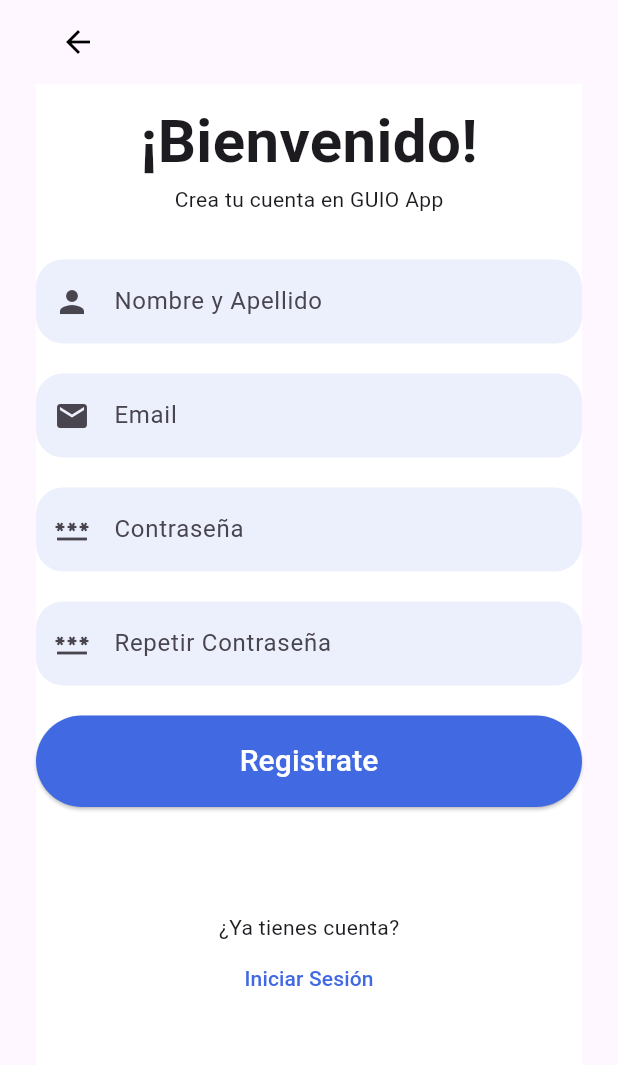
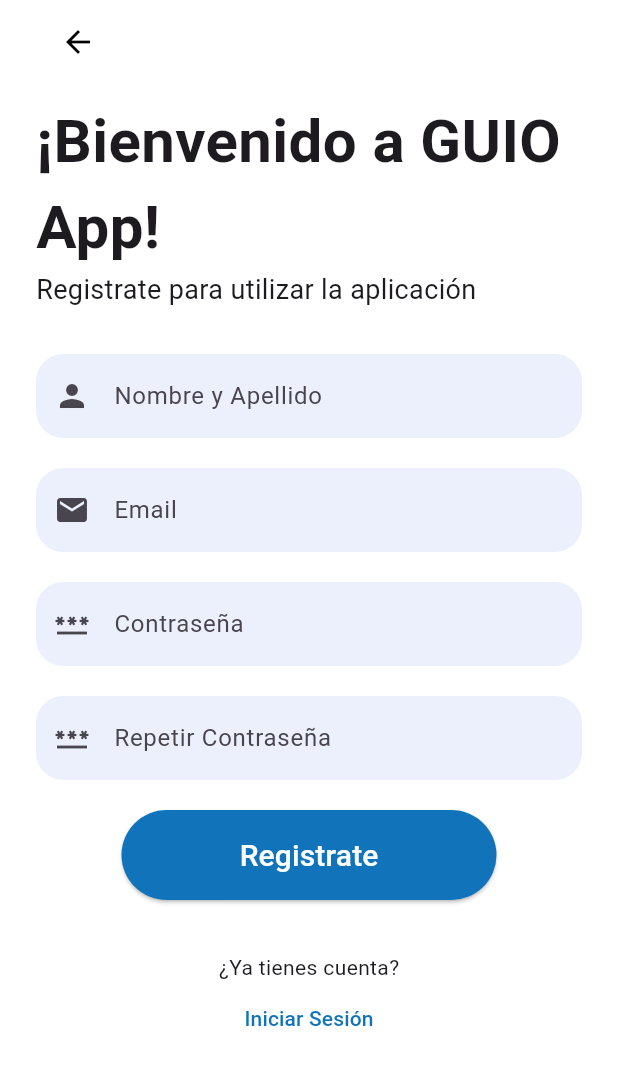
Before and after one commit to mmattico/Guio, a Flutter app: the screen it shows after launch, after a tap on "Registrate", on a phone screen of 412 x 824 dp. Shown: the top 1065 px of the screen. Run offline on Flutter 3.47's test engine with Material 3 defaults, Android fonts, the phone set to English and light mode, and no system bars; our stand-ins replace speech_to_text; network calls fail.

Commit message:
Modificaciones varias

```diff
--- a/UnlamProyecto/Frontend/guio_proyecto/lib/navigation.dart
+++ b/UnlamProyecto/Frontend/guio_proyecto/lib/navigation.dart
@@ -170,7 +170,7 @@ Widget header() {
           Text('         '),
           Image(
             image:
-                NetworkImage('https://cdn.logo.com/hotlink-ok/logo-social.png'),
+            AssetImage("assets/images/logo_GUIO.png"),
             width: 100,
           ),
           Icon(
@@ -180,7 +180,7 @@ Widget header() {
           ),
         ],
       ),
-      const SizedBox(height: 10),
+      const SizedBox(height: 20),
       const Text(
         "Dirigiendose a ",
         style: TextStyle(fontSize: 25, color: Colors.black),
--- a/UnlamProyecto/Frontend/guio_proyecto/lib/signup.dart
+++ b/UnlamProyecto/Frontend/guio_proyecto/lib/signup.dart
@@ -11,12 +11,15 @@ class SignupPage extends StatelessWidget {
 
   @override
   Widget build(BuildContext context) {
+
     return MaterialApp(
       debugShowCheckedModeBanner: false,
       home: Scaffold(
+        backgroundColor: Colors.white,
         body: Container(
           color: Colors.white,
           margin: const EdgeInsets.fromLTRB(24, 0, 24, 24),
+          child: SingleChildScrollView(
             child: Column(
               //mainAxisAlignment: MainAxisAlignment.spaceEvenly,
               children: [
@@ -25,18 +28,20 @@ class SignupPage extends StatelessWidget {
                 _headerSignUp(context),
                 const SizedBox(height: 30),
                 _inputSignUp(context),
-                const SizedBox(height: 70),
-                _logIn(context)
-              ]
+                const SizedBox(height: 20),
+                _buttonSignup(context),
+                const SizedBox(height: 35),
+                _logIn(context),
+              ],
             ),
           ),
-      ),
+        ),),
     );
   }
 
   _back (context){
     return AppBar(
-      //elevation: 0,
+      backgroundColor: Colors.white,
       leading: IconButton(
         icon: const Icon(Icons.arrow_back, color: Colors.black),
         onPressed: () {
@@ -46,19 +51,18 @@ class SignupPage extends StatelessWidget {
     );
   }
 
-  _headerSignUp(context){
-    return const
-    Center(
-      child: Column(
-        mainAxisAlignment: MainAxisAlignment.center,
+  _headerSignUp(context) {
+    return const Column(
+      crossAxisAlignment: CrossAxisAlignment.start,
+      mainAxisAlignment: MainAxisAlignment.start,
       children: [
         Text(
-            "¡Bienvenido!",
+          "¡Bienvenido a GUIO App!",
           style: TextStyle(fontSize: 40, fontWeight: FontWeight.bold),
         ),
-          Text("Crea tu cuenta en GUIO App"),
+        Text("Registrate para utilizar la aplicación",
+          style: TextStyle(fontSize: 18),),
       ],
-      ),
     );
   }
 
@@ -115,22 +119,27 @@ class SignupPage extends StatelessWidget {
           ),
           obscureText: true,
         ),
-        const SizedBox(height: 20),
+      ],
+    );
+  }
 
-        ElevatedButton(
+  _buttonSignup(context) {
+    return SizedBox(
+      width: 250,
+      height: 60,
+      child: ElevatedButton(
         onPressed: () {
+
         },
         style: ElevatedButton.styleFrom(
           shape: const StadiumBorder(),
           padding: const EdgeInsets.symmetric(vertical: 16),
-            backgroundColor: const Color.fromRGBO(65, 105, 225, 1),
+          backgroundColor: const Color.fromRGBO(17, 116, 186, 1),
         ),
         child: const Text(
           "Registrate",
           style: TextStyle(fontSize: 20, color: Colors.white),
-          ),
-        )
-      ],
+        ),),
     );
   }
 
@@ -143,7 +152,7 @@ class SignupPage extends StatelessWidget {
             onPressed: () {
               Navigator.push(context, MaterialPageRoute(builder: (context) => LoginPage()),);
             },
-            child: const Text("Iniciar Sesión", style: TextStyle(color: Color.fromRGBO(65, 105, 225, 1)),)
+            child: const Text("Iniciar Sesión", style: TextStyle(color: Color.fromRGBO(17, 116, 186, 1)),)
         )
       ],
     );
--- a/UnlamProyecto/Frontend/guio_proyecto/lib/start_page.dart
+++ b/UnlamProyecto/Frontend/guio_proyecto/lib/start_page.dart
@@ -14,13 +14,21 @@ class StartPage extends StatelessWidget {
           child: Column(
             mainAxisAlignment: MainAxisAlignment.center,
             children: [
-              Image.network(
+             /* Image.network(
                 'https://cdn.logo.com/hotlink-ok/logo-social.png', //Reemplazar con Icon de GUIO
                 height: 150,
+              ),*/
+              SizedBox(
+                height: 180,
+                width: 180,
+                child: Image.asset("assets/images/logo_GUIO_2.png"),
               ),
+              const SizedBox(height: 10),
               const Text("Guío",
                   style: TextStyle(
-                  fontSize: 40)
+                  fontSize: 40,
+                  fontWeight: FontWeight.w700,
+                  color: Color.fromRGBO(17, 116, 186, 1))
               ),
               const SizedBox(height: 50),
               const SizedBox(height: 100),
@@ -39,7 +47,7 @@ class StartPage extends StatelessWidget {
                       style: ElevatedButton.styleFrom(
                         shape: const StadiumBorder(),
                         padding: const EdgeInsets.symmetric(vertical: 16),
-                        backgroundColor: const Color.fromRGBO(65, 105, 225, 1),
+                        backgroundColor: const Color.fromRGBO(17, 116, 186, 1),
                       ),
                       child: const Text(
                         "Iniciar Sesión",
@@ -64,7 +72,7 @@ class StartPage extends StatelessWidget {
                       ),
                       child: const Text(
                         "Registrate",
-                        style: TextStyle(fontSize: 20, color: Color.fromRGBO(65, 105, 225, 1)),
+                        style: TextStyle(fontSize: 20, color: Color.fromRGBO(17, 116, 186, 1)),
                       ),
                     ),
                   ),
--- a/UnlamProyecto/Frontend/guio_proyecto/pubspec.yaml
+++ b/UnlamProyecto/Frontend/guio_proyecto/pubspec.yaml
@@ -33,6 +33,7 @@ dependencies:
   carousel_slider: ^4.2.1
   carousel_indicator: ^1.0.0
   rflutter_alert: ^2.0.7
+  speech_to_text: ^6.6.0
 
   # The following adds the Cupertino Icons font to your application.
   # Use with the CupertinoIcons class for iOS style icons.
```
Also changed, not shown: UnlamProyecto/Frontend/guio_proyecto/lib/home_page.dart (+41 -31 lines), UnlamProyecto/Frontend/guio_proyecto/lib/login.dart (+4 -3 lines), UnlamProyecto/Frontend/guio_proyecto/assets/images/logo_GUIO.png (added), UnlamProyecto/Frontend/guio_proyecto/assets/images/logo_GUIO_2.png (added), UnlamProyecto/Frontend/guio_proyecto/pubspec.lock, 1 other file. Lines whose indentation alone changed are shown as unchanged.
